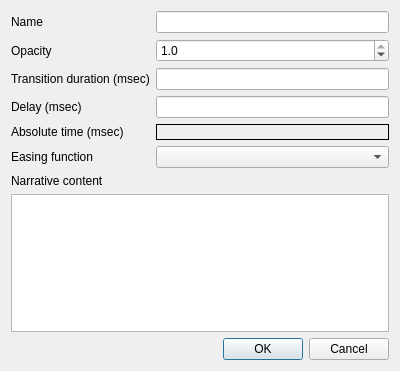
minorua/Qgis2threejs, file ui/keyframedialog.ui: the form before one commit.
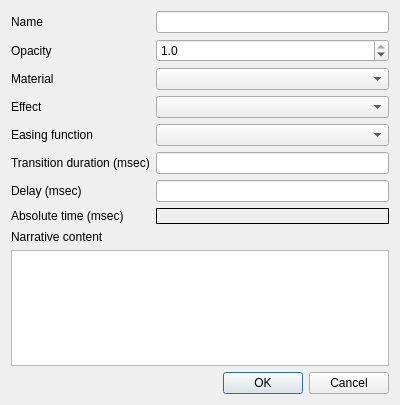
The form after the commit.

Diff of the .ui file:
```diff
--- a/ui/keyframedialog.ui
+++ b/ui/keyframedialog.ui
@@ -7,7 +7,7 @@
     <x>0</x>
     <y>0</y>
     <width>400</width>
-    <height>371</height>
+    <height>405</height>
    </rect>
   </property>
   <property name="windowTitle">
@@ -26,34 +26,34 @@
      <item row="0" column="1">
       <widget class="QLineEdit" name="lineEditName"/>
      </item>
-     <item row="2" column="0">
-      <widget class="QLabel" name="label_2">
+     <item row="5" column="0">
+      <widget class="QLabel" name="labelDuration">
        <property name="text">
         <string>Transition duration (msec)</string>
        </property>
       </widget>
      </item>
-     <item row="2" column="1">
+     <item row="5" column="1">
       <widget class="QLineEdit" name="lineEditDuration"/>
      </item>
-     <item row="3" column="0">
-      <widget class="QLabel" name="label_3">
+     <item row="6" column="0">
+      <widget class="QLabel" name="labelDelay">
        <property name="text">
         <string>Delay (msec)</string>
        </property>
       </widget>
      </item>
-     <item row="3" column="1">
+     <item row="6" column="1">
       <widget class="QLineEdit" name="lineEditDelay"/>
      </item>
-     <item row="4" column="0">
-      <widget class="QLabel" name="label_4">
+     <item row="7" column="0">
+      <widget class="QLabel" name="labelTime_2">
        <property name="text">
         <string>Absolute time (msec)</string>
        </property>
       </widget>
      </item>
-     <item row="4" column="1">
+     <item row="7" column="1">
       <widget class="QLabel" name="labelTime">
        <property name="frameShape">
         <enum>QFrame::Box</enum>
@@ -63,16 +63,6 @@
        </property>
       </widget>
      </item>
-     <item row="5" column="0">
-      <widget class="QLabel" name="label_6">
-       <property name="text">
-        <string>Easing function</string>
-       </property>
-      </widget>
-     </item>
-     <item row="5" column="1">
-      <widget class="QComboBox" name="comboBoxEasing"/>
-     </item>
      <item row="1" column="0">
       <widget class="QLabel" name="labelOpacity">
        <property name="text">
@@ -99,6 +89,36 @@
        </property>
       </widget>
      </item>
+     <item row="2" column="0">
+      <widget class="QLabel" name="labelMaterial">
+       <property name="text">
+        <string>Material</string>
+       </property>
+      </widget>
+     </item>
+     <item row="2" column="1">
+      <widget class="QComboBox" name="comboBoxMaterial"/>
+     </item>
+     <item row="3" column="0">
+      <widget class="QLabel" name="labelEffect">
+       <property name="text">
+        <string>Effect</string>
+       </property>
+      </widget>
+     </item>
+     <item row="3" column="1">
+      <widget class="QComboBox" name="comboBoxEffect"/>
+     </item>
+     <item row="4" column="0">
+      <widget class="QLabel" name="labelEasing">
+       <property name="text">
+        <string>Easing function</string>
+       </property>
+      </widget>
+     </item>
+     <item row="4" column="1">
+      <widget class="QComboBox" name="comboBoxEasing"/>
+     </item>
     </layout>
    </item>
    <item>
@@ -111,6 +131,19 @@
    <item>
     <widget class="QTextEdit" name="textEdit"/>
    </item>
+   <item>
+    <spacer name="verticalSpacer">
+     <property name="orientation">
+      <enum>Qt::Vertical</enum>
+     </property>
+     <property name="sizeHint" stdset="0">
+      <size>
+       <width>20</width>
+       <height>40</height>
+      </size>
+     </property>
+    </spacer>
+   </item>
    <item>
     <widget class="QDialogButtonBox" name="buttonBox">
      <property name="orientation">
```
Left out of the diff: 4 changed lines with no effect on the pictures.
